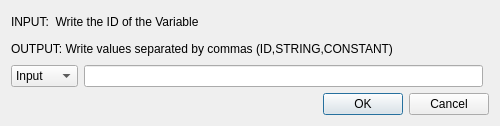
Old version of the form UI/io.ui in the repository mlopeza/QRex.
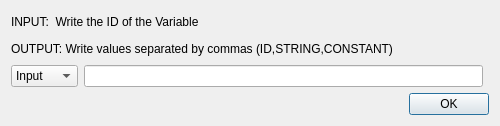
New version of the form.

Patch:
```diff
--- a/UI/io.ui
+++ b/UI/io.ui
@@ -35,7 +35,7 @@
       <enum>Qt::Horizontal</enum>
      </property>
      <property name="standardButtons">
-      <set>QDialogButtonBox::Cancel|QDialogButtonBox::Ok</set>
+      <set>QDialogButtonBox::Ok</set>
      </property>
     </widget>
    </item>
```
